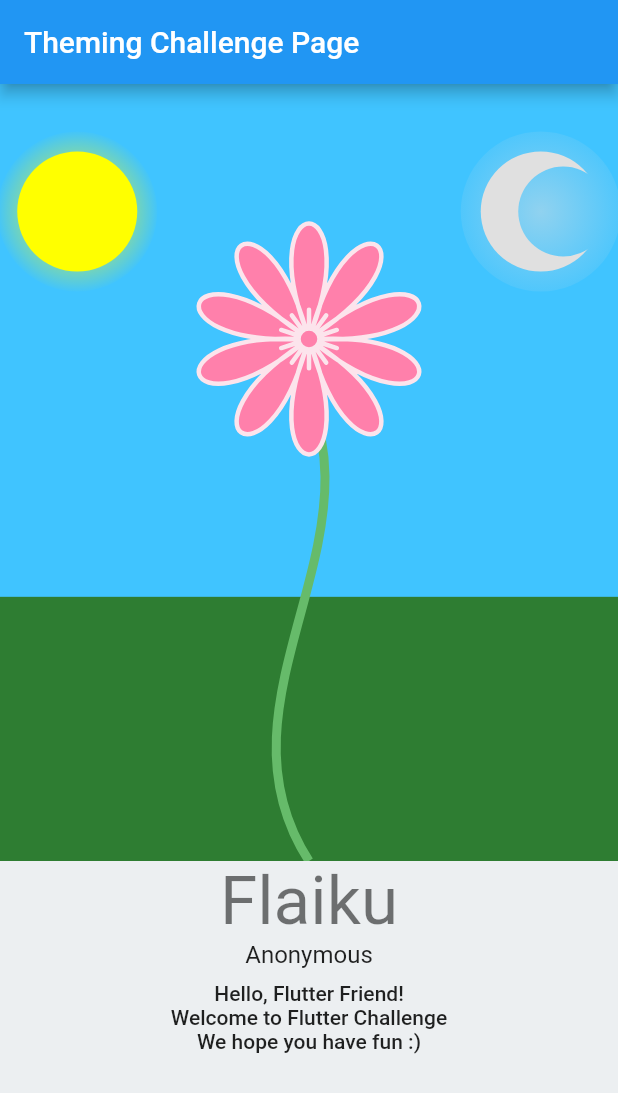
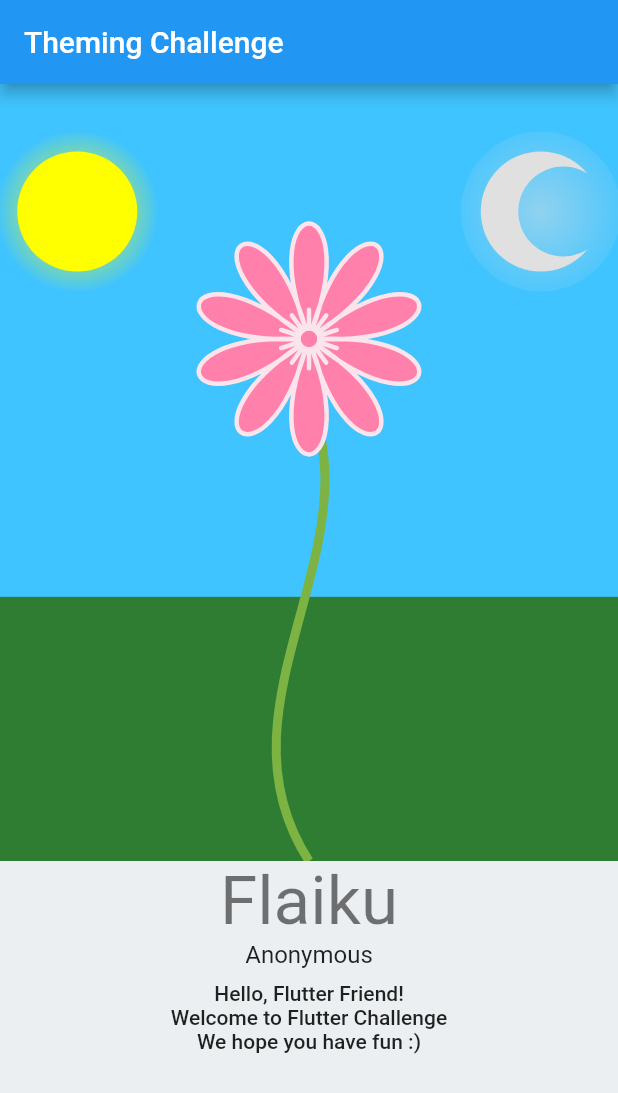
Before and after one commit to Flutter-Challenge/mini_challenge_1_starter_app, a Flutter app: the screen it shows after launch, on a phone screen of 412 x 824 dp. Shown: the top 1093 px of the screen. Run offline on Flutter 3.47's test engine with Material 2 defaults, Android fonts, the phone set to English and light mode, and no system bars.

Commit message:
add custom theming, more todos

```diff
--- a/lib/main.dart
+++ b/lib/main.dart
@@ -11,9 +11,9 @@ class MyApp extends StatelessWidget {
     return MaterialApp(
       title: 'Theming Mini Challenge',
       theme: ThemeData(
-        primarySwatch: Colors.blue,
+        textTheme: TextTheme(), //todo(you) fill this TextTheme() in to make the text look nicer
       ),
-      home: MyHomePage(title: 'Theming Challenge Page'),
+      home: MyHomePage(title: 'Theming Challenge'),
     );
   }
 }
--- a/lib/scenery.dart
+++ b/lib/scenery.dart
@@ -1,6 +1,7 @@
 import 'package:flutter/material.dart';
 
 import 'SceneryPainter.dart';
+import 'themes/custom_themes.dart';
 
 class Scenery extends StatefulWidget {
   @override
@@ -18,18 +19,18 @@ class _SceneryState extends State<Scenery> {
         children: [
           CustomPaint(
             foregroundPainter: SceneryPainter(
-              skyColor: _skyColor,
-              petalFillColor: _petalColor,
-              petalStrokeColor: _petalStrokeColor,
-              stemColor: _stemColor,
-              groundColor: _groundColor,
+              skyColor: CustomThemes.of(context).sceneryThemeData!.skyFillColor,
+              petalFillColor: CustomThemes.of(context).sceneryThemeData!.petalFillColor,
+              petalStrokeColor: CustomThemes.of(context).sceneryThemeData!.petalStrokeColor,
+              stemColor: CustomThemes.of(context).sceneryThemeData!.stemStrokeColor,
+              groundColor: CustomThemes.of(context).sceneryThemeData!.groundFillColor,
               midPointX: constraints.maxWidth / 2,
               textHeight: _textAreaHeight,
               drawSun: _drawSun,
               drawMoon: _drawMoon,
             ),
             child: Container(
-              color: _groundColor,
+              color: CustomThemes.of(context).sceneryThemeData!.groundFillColor,
             ),
           ),
           Positioned(
@@ -46,13 +47,7 @@ class _SceneryState extends State<Scenery> {
     );
   }
 
-  //todo(you) - Optional - Can you find a way to toggle these values with light mode and dark mode?
-  //hint: use InheritedTheme.
-  final _petalColor = Colors.pinkAccent.shade100;
-  final _petalStrokeColor = Colors.pink.shade50;
-  final _stemColor = Colors.green.shade400;
-  final _skyColor = Colors.lightBlueAccent;
-  final _groundColor = Colors.green.shade800;
+  //todo(you) - Can you find a way to toggle these values with light mode and dark mode.
   final _textBackgroundColor = Colors.blueGrey.shade50;
   final _drawMoon = true;
   final _drawSun = true;
--- /dev/null
+++ b/lib/themes/custom_themes.dart
@@ -0,0 +1,19 @@
+import 'package:flutter/material.dart';
+
+import 'scenery_theme.dart';
+
+class CustomThemes {
+  static CustomThemes of(BuildContext context) => CustomThemes._privateConstructor(context);
+
+  SceneryThemeData? sceneryThemeData;
+
+  CustomThemes._privateConstructor(BuildContext context) {
+    sceneryThemeData = SceneryThemeData(
+      skyFillColor: Colors.lightBlueAccent.shade200,
+      groundFillColor: Colors.green.shade800,
+      petalFillColor: Colors.pinkAccent.shade100,
+      petalStrokeColor: Colors.pink.shade50,
+      stemStrokeColor: Colors.lightGreen.shade600,
+    );
+  }
+}
--- /dev/null
+++ b/lib/themes/scenery_theme.dart
@@ -0,0 +1,43 @@
+import 'package:flutter/material.dart';
+
+/// Theme for the Scenery
+class SceneryTheme extends InheritedTheme {
+  const SceneryTheme({
+    required this.data,
+    required this.child,
+  }) : super(child: child);
+
+  final SceneryThemeData data;
+  final Widget child;
+
+  @override
+  Widget wrap(BuildContext context, Widget child) {
+    return SceneryTheme(data: data, child: child);
+  }
+
+  @override
+  bool updateShouldNotify(covariant SceneryTheme oldWidget) {
+    return data != oldWidget.data;
+  }
+}
+
+/// Theme data for the Scenery
+class SceneryThemeData {
+  SceneryThemeData({
+    required this.skyFillColor,
+    required this.groundFillColor,
+    required this.petalFillColor,
+    required this.petalStrokeColor,
+    required this.stemStrokeColor,
+  });
+
+  final Color skyFillColor;
+
+  final Color groundFillColor;
+
+  final Color petalFillColor;
+
+  final Color petalStrokeColor;
+
+  final Color stemStrokeColor;
+}
```
